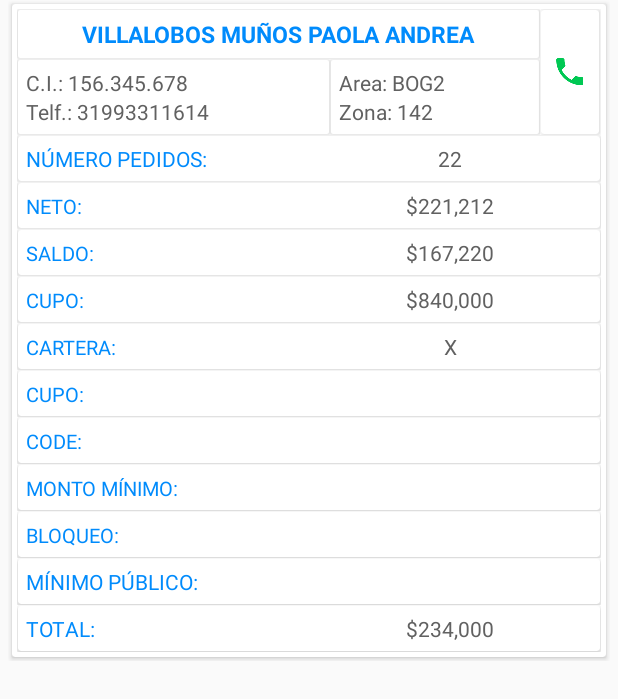
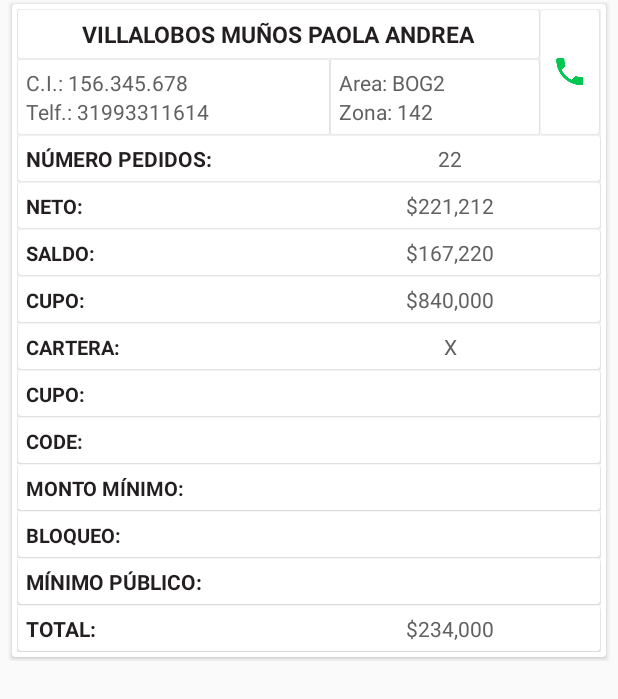
Before and after one commit to dupreemovil/DupreeBolivia--master, an Android app: the layout adapter_retenidos.xml on its own in the app's theme, with its tools: preview values and no code run, on a phone screen of 412 x 824 dp. Shown: the top 699 px of the screen. Run offline under Robolectric (Android 15) with nearby library versions, the phone set to English and light mode, and no system bars; network calls fail.

Commit message:
Change colors to screens

```diff
--- a/app/src/main/java/com/dupreincabolivia/dupree/MenuActivity.java
+++ b/app/src/main/java/com/dupreincabolivia/dupree/MenuActivity.java
@@ -252,7 +252,7 @@ public class MenuActivity extends AppCompatActivity
                 navigationView.getMenu().findItem(R.id.menu_lat_redimir_incentivos).setVisible(false);
                 navigationView.getMenu().findItem(R.id.servicios).setVisible(false);
                 navigationView.getMenu().findItem(R.id.menu_lat_redimir_incentivos).setVisible(false);
-                navigationView.getMenu().findItem(R.id.incorporaciones).setVisible(false);
+                navigationView.getMenu().findItem(R.id.incorporaciones).setVisible(true);
                 navigationView.getMenu().findItem(R.id.menu_lat_seg_pet_quej_rec_pqr).setVisible(false);
                 navigationView.getMenu().findItem(R.id.menu_lat_detalle_factura).setVisible(false);
                 onNavigationItemSelected(navigationView.getMenu().findItem(R.id.menu_lat_home_gerentes));
--- a/app/src/main/java/com/dupreincabolivia/dupree/mh_adapters/MH_Adapter_Retenidos.java
+++ b/app/src/main/java/com/dupreincabolivia/dupree/mh_adapters/MH_Adapter_Retenidos.java
@@ -72,7 +72,7 @@ public class MH_Adapter_Retenidos extends RecyclerView.Adapter<MH_Adapter_Reteni
         holder.tvMontoMinRet.setText("".concat(listFilter.get(position).getMontoMinimo()));
         holder.tvTotalPublicoRet.setText("".concat(listFilter.get(position).getTotalPublico()));
 
-        holder.cardViewBackGround.setCardBackgroundColor(position%2!=0 ? mContext.getResources().getColor(R.color.transp_Accent) : mContext.getResources().getColor(R.color.transp_azulDupree));
+        holder.cardViewBackGround.setCardBackgroundColor(position%2!=0 ? mContext.getResources().getColor(R.color.new_coolGrey7) : mContext.getResources().getColor(R.color.new_amarillo_114C));
 
 
     }
--- a/app/src/main/java/com/dupreincabolivia/dupree/mh_adapters/MH_Adapter_pedidos_digitados.java
+++ b/app/src/main/java/com/dupreincabolivia/dupree/mh_adapters/MH_Adapter_pedidos_digitados.java
@@ -51,7 +51,7 @@ public class MH_Adapter_pedidos_digitados extends RecyclerView.Adapter<MH_Adapte
         Log.i("@@@",holder.tvCedula.getText().toString());
         holder.tvObserv.setText("".concat(listFilter.get(position).getActi_usua()));
 
-        holder.cardViewBackGround.setCardBackgroundColor(position%2!=0 ? mContext.getResources().getColor(R.color.transp_Accent) : mContext.getResources().getColor(R.color.transp_azulDupree));
+        holder.cardViewBackGround.setCardBackgroundColor(position%2!=0 ? mContext.getResources().getColor(R.color.new_coolGrey7) : mContext.getResources().getColor(R.color.new_amarillo_114C));
 
     }
 
--- a/app/src/main/java/com/dupreincabolivia/dupree/mh_fragments_menu/Pedidos_Hacer_Fragment.java
+++ b/app/src/main/java/com/dupreincabolivia/dupree/mh_fragments_menu/Pedidos_Hacer_Fragment.java
@@ -396,7 +396,7 @@ public class Pedidos_Hacer_Fragment extends Fragment {
 
         Drawable mDrawable2 = getResources().getDrawable(R.drawable.ic_shopping_cart_white_24dp);
         mDrawable2.setColorFilter(new
-                PorterDuffColorFilter(getResources().getColor(R.color.azulDupree), PorterDuff.Mode.MULTIPLY));
+                PorterDuffColorFilter(getResources().getColor(R.color.new_amarillo_114C), PorterDuff.Mode.MULTIPLY));
 
         tabOne.setCompoundDrawablesWithIntrinsicBounds(null, mDrawable2, null, null);
         tabs.getTabAt(0).setCustomView(tabOne);
--- a/app/src/main/res/drawable-xxhdpi/rounded_background_blue.xml
+++ b/app/src/main/res/drawable-xxhdpi/rounded_background_blue.xml
@@ -2,7 +2,7 @@
 <!--  res/drawable/rounded_edittext.xml -->
 <shape xmlns:android="http://schemas.android.com/apk/res/android"
     android:shape="rectangle" android:padding="10dp">
-    <solid android:color="@color/new_amarillo_114C"/>
+    <solid android:color="@color/azulDupree"/>
     <corners
         android:bottomRightRadius="10dp"
         android:bottomLeftRadius="10dp"
--- a/app/src/main/res/layout/adapter_retenidos.xml
+++ b/app/src/main/res/layout/adapter_retenidos.xml
@@ -59,18 +59,19 @@
 
                                 android:layout_width="match_parent"
                                 android:layout_height="match_parent">
+
                                 <TextView
                                     android:id="@+id/tvNameRet"
                                     android:layout_width="match_parent"
                                     android:layout_height="wrap_content"
-                                    android:textStyle="bold"
+                                    android:gravity="center_horizontal"
+                                    android:maxLines="1"
+                                    android:text="VILLALOBOS MUÑOS PAOLA ANDREA"
+                                    android:textAllCaps="true"
+                                    android:textColor="@color/new_blackc"
+
                                     android:textSize="15sp"
-                                    android:maxLines="1"
-                                    android:textColor="@color/azulDupree"
-                                    android:textAllCaps="true"
-
-                                    android:gravity="center_horizontal"
-                                    android:text="VILLALOBOS MUÑOS PAOLA ANDREA"/>
+                                    android:textStyle="bold" />
                             </LinearLayout>
 
 
@@ -220,14 +221,14 @@
                             android:layout_height="wrap_content">
 
                             <TextView
-                                android:layout_weight="0.5"
                                 android:layout_width="0dp"
                                 android:layout_height="wrap_content"
+                                android:layout_weight="0.5"
                                 android:gravity="start"
-                                android:textStyle="normal"
+                                android:text="NÚMERO PEDIDOS: "
+                                android:textColor="@color/new_blackc"
                                 android:textSize="14sp"
-                                android:textColor="@color/azulDupree"
-                                android:text="NÚMERO PEDIDOS: "/>
+                                android:textStyle="normal|bold" />
 
                             <TextView
                                 android:id="@+id/tvNumPedidosRet"
@@ -262,15 +263,16 @@
                             android:layout_margin="5dp"
                             android:layout_width="match_parent"
                             android:layout_height="wrap_content">
+
                             <TextView
-                                android:layout_weight="0.5"
                                 android:layout_width="0dp"
                                 android:layout_height="wrap_content"
+                                android:layout_weight="0.5"
                                 android:gravity="start"
-                                android:textStyle="normal"
+                                android:text="NETO:"
+                                android:textColor="@color/new_blackc"
                                 android:textSize="13sp"
-                                android:textColor="@color/azulDupree"
-                                android:text="NETO:"/>
+                                android:textStyle="normal|bold" />
 
                             <TextView
                                 android:id="@+id/tvNetoRet"
@@ -303,15 +305,16 @@
                             android:layout_margin="5dp"
                             android:layout_width="match_parent"
                             android:layout_height="wrap_content">
+
                             <TextView
-                                android:layout_weight="0.5"
                                 android:layout_width="0dp"
                                 android:layout_height="wrap_content"
+                                android:layout_weight="0.5"
                                 android:gravity="start"
-                                android:textStyle="normal"
+                                android:text="SALDO:"
+                                android:textColor="@color/new_blackc"
                                 android:textSize="13sp"
-                                android:textColor="@color/azulDupree"
-                                android:text="SALDO:"/>
+                                android:textStyle="normal|bold" />
                             <TextView
                                 android:id="@+id/tvSaldoRet"
                                 android:layout_weight="0.5"
@@ -343,15 +346,16 @@
                             android:layout_margin="5dp"
                             android:layout_width="match_parent"
                             android:layout_height="wrap_content">
+
                             <TextView
-                                android:layout_weight="0.5"
                                 android:layout_width="0dp"
                                 android:layout_height="wrap_content"
+                                android:layout_weight="0.5"
                                 android:gravity="start"
-                                android:textStyle="normal"
+                                android:text="CUPO:"
+                                android:textColor="@color/new_blackc"
                                 android:textSize="13sp"
-                                android:textColor="@color/azulDupree"
-                                android:text="CUPO:"/>
+                                android:textStyle="normal|bold" />
                             <TextView
                                 android:id="@+id/tvCupoRet"
                                 android:layout_weight="0.5"
@@ -383,15 +387,16 @@
                             android:layout_margin="5dp"
                             android:layout_width="match_parent"
                             android:layout_height="wrap_content">
+
                             <TextView
-                                android:layout_weight="0.5"
                                 android:layout_width="0dp"
                                 android:layout_height="wrap_content"
+                                android:layout_weight="0.5"
                                 android:gravity="start"
-                                android:textStyle="normal"
+                                android:text="CARTERA:"
+                                android:textColor="@color/new_blackc"
                                 android:textSize="13sp"
-                                android:textColor="@color/azulDupree"
-                                android:text="CARTERA:"/>
+                                android:textStyle="normal|bold" />
                             <TextView
                                 android:id="@+id/tvCarteraRet"
                                 android:layout_weight="0.5"
@@ -423,15 +428,16 @@
                             android:layout_margin="5dp"
                             android:layout_width="match_parent"
                             android:layout_height="wrap_content">
+
                             <TextView
-                                android:layout_weight="0.5"
                                 android:layout_width="0dp"
                                 android:layout_height="wrap_content"
+                                android:layout_weight="0.5"
                                 android:gravity="start"
-                                android:textStyle="normal"
+                                android:text="CUPO:"
+                                android:textColor="@color/new_blackc"
                                 android:textSize="13sp"
-                                android:textColor="@color/azulDupree"
-                                android:text="CUPO:"/>
+                                android:textStyle="normal|bold" />
 
                             <TextView
                                 android:id="@+id/tvRCupoRet"
@@ -464,15 +470,16 @@
                             android:layout_margin="5dp"
                             android:layout_width="match_parent"
                             android:layout_height="wrap_content">
+
                             <TextView
-                                android:layout_weight="0.5"
                                 android:layout_width="0dp"
                                 android:layout_height="wrap_content"
+                                android:layout_weight="0.5"
                                 android:gravity="start"
-                                android:textStyle="normal"
+                                android:text="CODE:"
+                                android:textColor="@color/new_blackc"
                                 android:textSize="13sp"
-                                android:textColor="@color/azulDupree"
-                                android:text="CODE:"/>
+                                android:textStyle="normal|bold" />
                             <TextView
                                 android:id="@+id/tvCodeRet"
                                 android:layout_weight="0.5"
@@ -504,15 +511,16 @@
                             android:layout_margin="5dp"
                             android:layout_width="match_parent"
                             android:layout_height="wrap_content">
+
                             <TextView
-                                android:layout_weight="0.5"
                                 android:layout_width="0dp"
                                 android:layout_height="wrap_content"
+                                android:layout_weight="0.5"
                                 android:gravity="start"
-                                android:textStyle="normal"
+                                android:text="MONTO MÍNIMO:"
+                                android:textColor="@color/new_blackc"
                                 android:textSize="13sp"
-                                android:textColor="@color/azulDupree"
-                                android:text="MONTO MÍNIMO:"/>
+                                android:textStyle="normal|bold" />
                             <TextView
                                 android:id="@+id/tvMontoMinRet"
                                 android:layout_weight="0.5"
@@ -549,9 +557,9 @@
                                 android:layout_width="0dp"
                                 android:layout_height="wrap_content"
                                 android:gravity="start"
-                                android:textStyle="normal"
+                                android:textStyle="normal|bold"
                                 android:textSize="13sp"
-                                android:textColor="@color/azulDupree"
+                                android:textColor="@color/new_blackc"
                                 android:text="BLOQUEO:"/>
                             <TextView
                                 android:id="@+id/tvBloqueoRet"
@@ -589,9 +597,9 @@
                                 android:layout_width="0dp"
                                 android:layout_height="wrap_content"
                                 android:gravity="start"
-                                android:textStyle="normal"
+                                android:textStyle="normal|bold"
                                 android:textSize="14sp"
-                                android:textColor="@color/azulDupree"
+                                android:textColor="@color/new_blackc"
                                 android:text="MÍNIMO PÚBLICO:"/>
 
                             <TextView
@@ -630,9 +638,9 @@
                                 android:layout_width="0dp"
                                 android:layout_height="wrap_content"
                                 android:gravity="start"
-                                android:textStyle="normal"
+                                android:textStyle="normal|bold"
                                 android:textSize="14sp"
-                                android:textColor="@color/azulDupree"
+                                android:textColor="@color/new_blackc"
                                 android:text="TOTAL:"/>
                             <TextView
                                 android:id="@+id/tvTotalPublicoRet"
```
Also changed, not shown: app/src/main/java/com/dupreincabolivia/dupree/mh_adapters/MH_Adapter_Catalogo.java (+6 -6 lines), app/src/main/java/com/dupreincabolivia/dupree/mh_adapters/MH_Adapter_Offers.java (+4 -4 lines), app/src/main/res/layout/adapter_catalogo.xml (+8 -6 lines), app/src/main/res/layout/adapter_pedidos_digitados.xml (+12 -10 lines), app/src/main/res/layout/fragment_panel_gerente.xml (+4 -4 lines).
